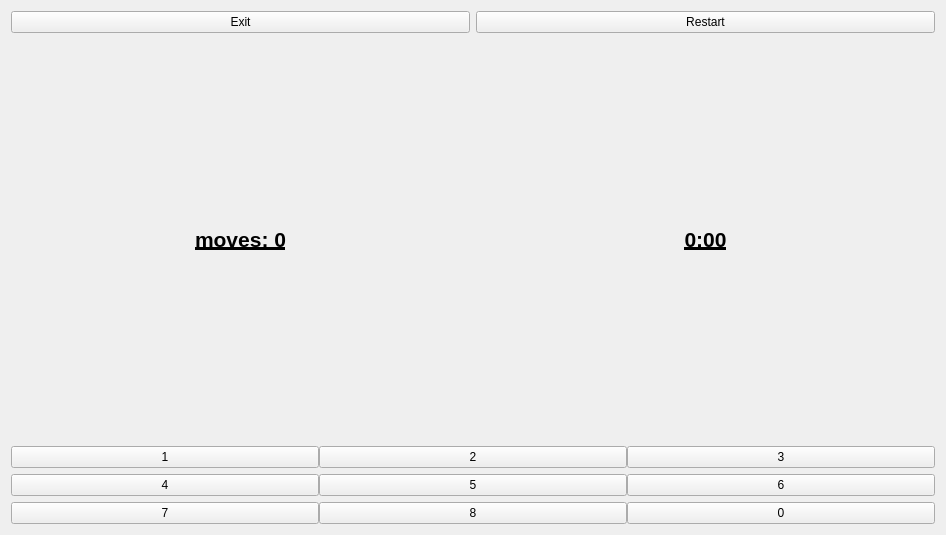
Szymon022/SlidingPuzzles, file game/GameScreen.ui: the form before one commit.
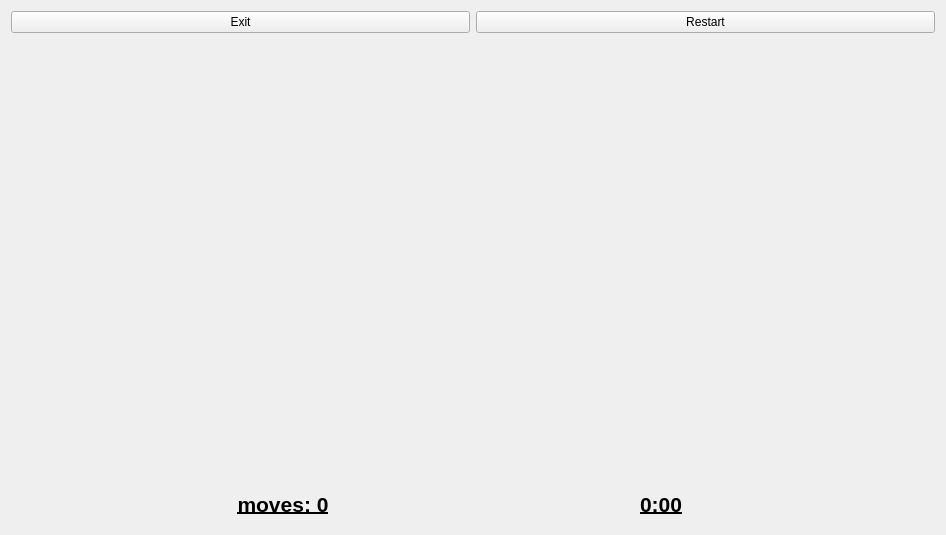
The form after the commit.

Commit message:
Feature/dynamic game screen (#3)
* dynamically create board tiles

* adjust tiles size according to screen size

What changed in the file:
```diff
--- a/game/GameScreen.ui
+++ b/game/GameScreen.ui
@@ -13,7 +13,7 @@
   <property name="windowTitle">
    <string>GameScreen</string>
   </property>
-  <layout class="QVBoxLayout" name="verticalLayout">
+     <layout class="QVBoxLayout" name="verticalLayout" stretch="0,1,0">
    <item>
        <layout class="QVBoxLayout" name="verticalLayout_2">
            <item>
@@ -38,12 +38,18 @@
    </item>
       <item>
           <layout class="QHBoxLayout" name="horizontalLayout_5">
-              <item>
+                 <item alignment="Qt::AlignmentFlag::AlignBottom">
                   <widget class="QLabel" name="movesCounterLabel">
                       <property name="minimumSize">
                           <size>
-                              <width>0</width>
-                              <height>96</height>
+                                 <width>200</width>
+                                 <height>40</height>
+                             </size>
+                         </property>
+                         <property name="maximumSize">
+                             <size>
+                                 <width>200</width>
+                                 <height>40</height>
                           </size>
                       </property>
                       <property name="font">
@@ -61,8 +67,20 @@
                       </property>
                   </widget>
               </item>
-              <item>
+                 <item alignment="Qt::AlignmentFlag::AlignBottom">
                   <widget class="QLabel" name="timerLabel">
+                         <property name="minimumSize">
+                             <size>
+                                 <width>200</width>
+                                 <height>40</height>
+                             </size>
+                         </property>
+                         <property name="maximumSize">
+                             <size>
+                                 <width>200</width>
+                                 <height>40</height>
+                             </size>
+                         </property>
                       <property name="font">
                           <font>
                               <pointsize>16</pointsize>
@@ -80,90 +98,6 @@
               </item>
           </layout>
    </item>
-      <item>
-    <layout class="QHBoxLayout" name="horizontalLayout">
-     <property name="spacing">
-      <number>0</number>
-     </property>
-     <item>
-      <widget class="QPushButton" name="pushButton">
-       <property name="text">
-        <string>1</string>
-       </property>
-      </widget>
-     </item>
-     <item>
-      <widget class="QPushButton" name="pushButton_2">
-       <property name="text">
-        <string>2</string>
-       </property>
-      </widget>
-     </item>
-     <item>
-      <widget class="QPushButton" name="pushButton_3">
-       <property name="text">
-        <string>3</string>
-       </property>
-      </widget>
-     </item>
-    </layout>
-   </item>
-   <item>
-    <layout class="QHBoxLayout" name="horizontalLayout_2">
-     <property name="spacing">
-      <number>0</number>
-     </property>
-     <item>
-      <widget class="QPushButton" name="pushButton_4">
-       <property name="text">
-        <string>4</string>
-       </property>
-      </widget>
-     </item>
-     <item>
-      <widget class="QPushButton" name="pushButton_5">
-       <property name="text">
-        <string>5</string>
-       </property>
-      </widget>
-     </item>
-     <item>
-      <widget class="QPushButton" name="pushButton_6">
-       <property name="text">
-        <string>6</string>
-       </property>
-      </widget>
-     </item>
-    </layout>
-   </item>
-   <item>
-    <layout class="QHBoxLayout" name="horizontalLayout_3">
-     <property name="spacing">
-      <number>0</number>
-     </property>
-     <item>
-      <widget class="QPushButton" name="pushButton_7">
-       <property name="text">
-        <string>7</string>
-       </property>
-      </widget>
-     </item>
-     <item>
-      <widget class="QPushButton" name="pushButton_8">
-       <property name="text">
-        <string>8</string>
-       </property>
-      </widget>
-     </item>
-     <item>
-      <widget class="QPushButton" name="pushButton_9">
-       <property name="text">
-        <string>0</string>
-       </property>
-      </widget>
-     </item>
-    </layout>
-   </item>
   </layout>
  </widget>
  <resources/>
```
Left out of the diff: 3 changed lines with no effect on the pictures. Lines whose indentation alone changed are shown as unchanged. The commit also changes 2 other files.
